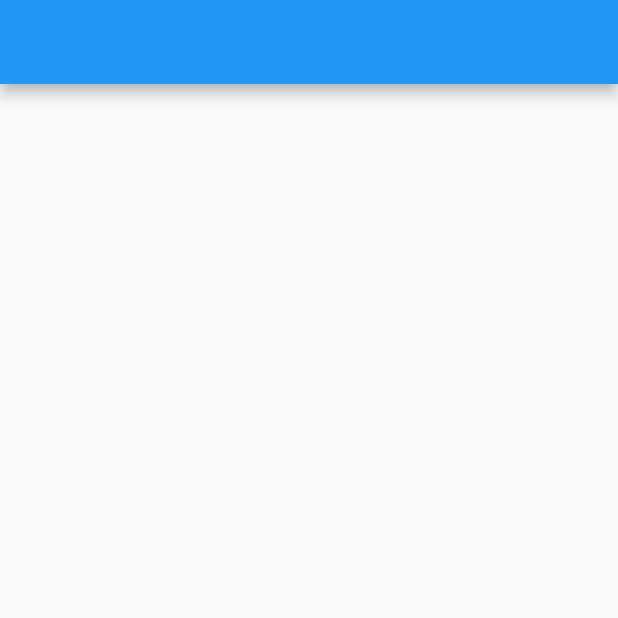
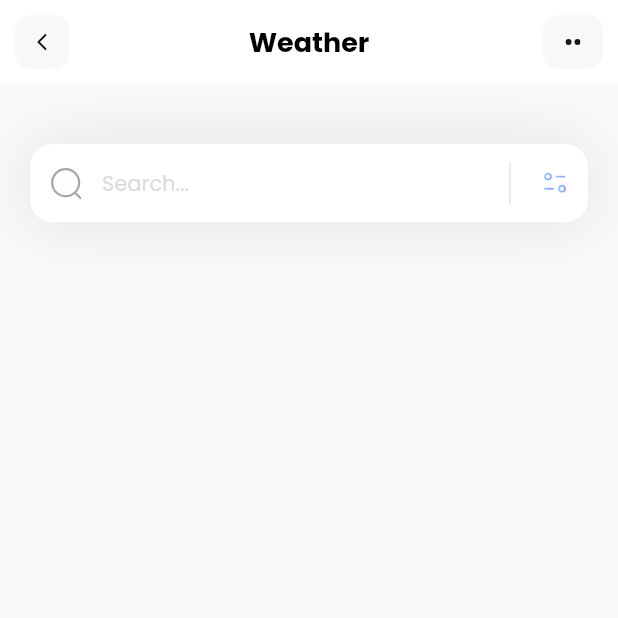
Before and after one commit to JKal24/weather, a Flutter app: the screen it shows after launch, on a phone screen of 412 x 824 dp, the top half of it. Run offline on Flutter 3.47's test engine with Material 2 defaults, Android fonts, the phone set to English and light mode, and no system bars; our stand-ins replace flutter_svg.

Commit message:
Creating app bar

```diff
--- a/lib/main.dart
+++ b/lib/main.dart
@@ -11,9 +11,10 @@ class MyApp extends StatelessWidget {
   // This widget is the root of your application.
   @override
   Widget build(BuildContext context) {
-    return const MaterialApp(
+    return MaterialApp(
       debugShowCheckedModeBanner: false,
-      home: HomePage(),
+      theme: ThemeData(fontFamily: "Poppins"),
+      home: const HomePage(),
     );
   }
 }
--- a/lib/pages/home.dart
+++ b/lib/pages/home.dart
@@ -1,4 +1,5 @@
 import 'package:flutter/material.dart';
+import 'package:flutter_svg/flutter_svg.dart';
 
 class HomePage extends StatelessWidget {
   const HomePage({super.key});
@@ -6,7 +7,101 @@ class HomePage extends StatelessWidget {
   @override
   Widget build(BuildContext context) {
     return Scaffold(
-      appBar: AppBar(),
+      appBar: appBar(),
+      body: Column (children: [
+        Container(
+          margin: const EdgeInsets.only(top: 40, left: 20, right: 20),
+          decoration: BoxDecoration(
+            boxShadow: [
+              BoxShadow(
+                color: const Color(0xff1D1617).withOpacity(0.11),
+                blurRadius: 40,
+                spreadRadius: 0.0
+              )
+            ]
+          ),
+          child: TextField(
+            decoration: InputDecoration(
+              filled: true,
+              fillColor: Colors.white,
+              contentPadding: const EdgeInsets.all(15),
+              hintText: 'Search...',
+              hintStyle: const TextStyle(
+                color: Color(0xffDDDADA),
+                fontSize: 14
+              ),
+              prefixIcon: Padding(
+                padding: const EdgeInsets.all(12),
+                child: SvgPicture.asset('assets/icons/Search.svg')
+              ),
+              suffixIcon: Container(
+                width: 100,
+                child: IntrinsicHeight(child:
+                  Row (
+                    mainAxisAlignment: MainAxisAlignment.end,
+                    children: [
+                      const VerticalDivider(
+                        color: Colors.black,
+                        indent: 10,
+                        endIndent: 10,
+                        thickness: 0.1,
+                      ),
+                      Padding(
+                        padding: const EdgeInsets.all(12),
+                        child: SvgPicture.asset('assets/icons/Filter.svg')
+                      )
+                    ]
+                  )
+                )
+              ) ,
+              border: OutlineInputBorder(
+                borderRadius: BorderRadius.circular(15),
+                borderSide: BorderSide.none
+              )
+            ),
+          )
+        )
+      ],)
     );
   }
 }
+
+AppBar appBar() {
+  return AppBar(
+    title: const Text(
+      "Weather",
+        style: TextStyle(
+          color: Colors.black,
+          fontSize: 18,
+          fontWeight: FontWeight.bold
+        ),
+    ),
+    backgroundColor: Colors.white,
+    elevation: 0.0,
+    centerTitle: true,
+    leading: Container(
+      alignment: Alignment.center,
+      margin: const EdgeInsets.all(10),
+      decoration: BoxDecoration(
+        color: const Color(0xffF7F8F8),
+        borderRadius: BorderRadius.circular(10)
+      ),
+      child: SvgPicture.asset('assets/icons/Arrow - Left 2.svg'),
+    ),
+    actions: [
+      GestureDetector(
+        onTap: () {  },
+        child: Container(
+        alignment: Alignment.center,
+        margin: const EdgeInsets.all(10),
+        width: 40,
+        decoration: BoxDecoration(
+          color: const Color(0xffF7F8F8),
+          borderRadius: BorderRadius.circular(10)
+        ),
+        child: SvgPicture.asset('assets/icons/dots.svg'),
+        )
+      )
+    ],
+  );
+}
```
Also changed, not shown: pubspec.yaml (+25 -12 lines), assets/icons/Arrow - Left 2.svg (added), assets/icons/Filter.svg (added), assets/icons/Search.svg (added), assets/icons/button.svg (added), assets/icons/dots.svg (added), pubspec.lock.
